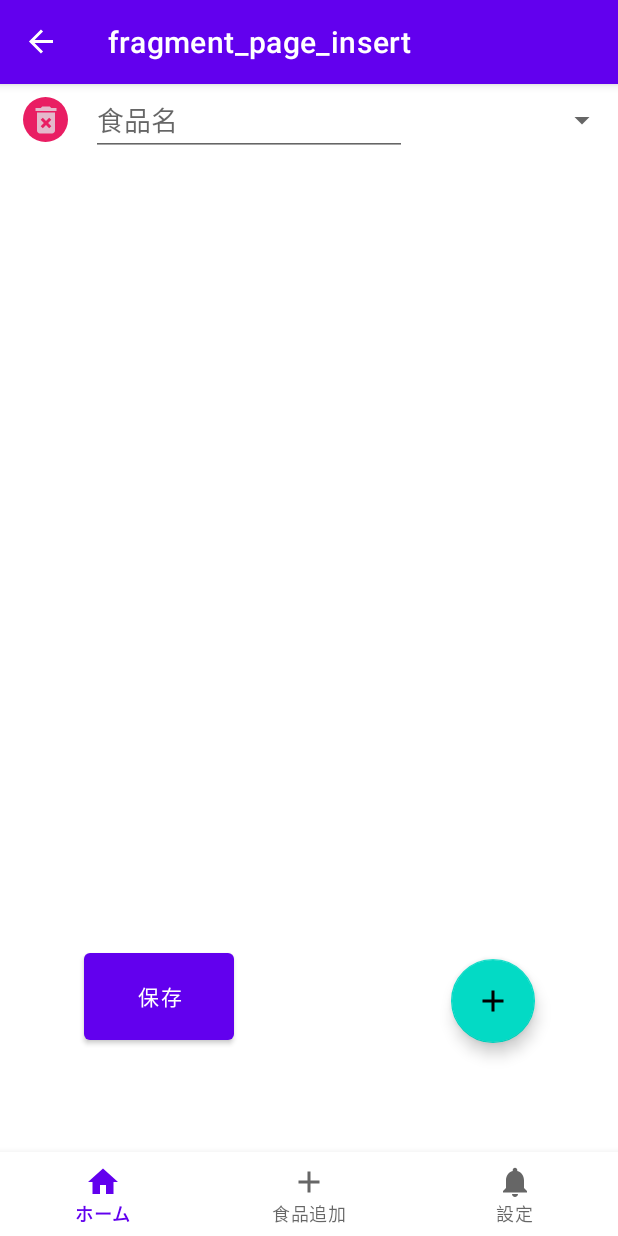
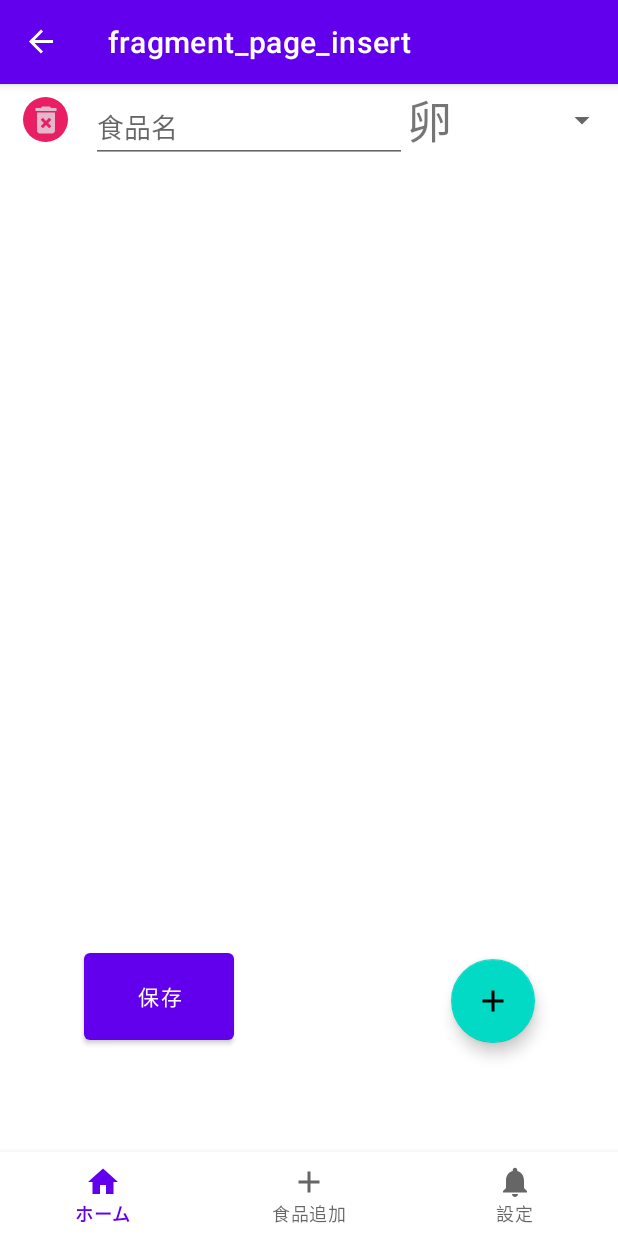
Before and after one commit to TE4AFLRS/FLRS, an Android app: the PageInsertFragment screen opened through its navigation route, on a phone screen of 412 x 824 dp. Run offline under Robolectric (Android 15) with nearby library versions, the phone set to English and light mode, and no system bars; our stand-ins replace Room's generated code, navigation-ui.

Commit message:
ryuta commit

```diff
--- a/app/src/main/java/com/example/flrs/ui/page_insert/PageInsertFragment.kt
+++ b/app/src/main/java/com/example/flrs/ui/page_insert/PageInsertFragment.kt
@@ -36,7 +36,7 @@ class PageInsertFragment : Fragment(R.layout.fragment_page_insert) {
         mCategoriesDao =FoodsDatabase.getInstance(requireContext()).categoriesDao()
         mFoodsDao = FoodsDatabase.getInstance(requireContext()).foodsDao()
         var list:List<CategoryRow> = mCategoriesDao.getAll()
-        val adapter = ArrayAdapter(requireContext(),android.R.layout.simple_spinner_item,list.map{it.category_name})
+        val adapter = ArrayAdapter(requireContext(),R.layout.spinner_item,list.map{it.category_name})
 
         val saveButton = view.findViewById<Button>(R.id.save_button)
         val vg = view.findViewById<View>(R.id.insert_table) as ViewGroup
--- a/app/src/main/res/layout/page_insert_table_row.xml
+++ b/app/src/main/res/layout/page_insert_table_row.xml
@@ -28,6 +28,7 @@
         android:id="@+id/spinner"
         android:layout_width="0dp"
         android:layout_height="match_parent"
-        android:layout_weight="2" />
+        android:layout_weight="2"
+        android:scrollbarSize="100dp" />
 
 </LinearLayout>
--- /dev/null
+++ b/app/src/main/res/layout/spinner_item.xml
@@ -0,0 +1,6 @@
+<?xml version="1.0" encoding="utf-8"?>
+<TextView xmlns:android="http://schemas.android.com/apk/res/android"
+    android:id="@android:id/text1"
+    android:layout_width="match_parent"
+    android:layout_height="wrap_content"
+    android:textSize="30dp" />
```
Also changed, not shown: app/src/main/java/com/example/flrs/FoodsDatabase.kt (+14 -2 lines).
